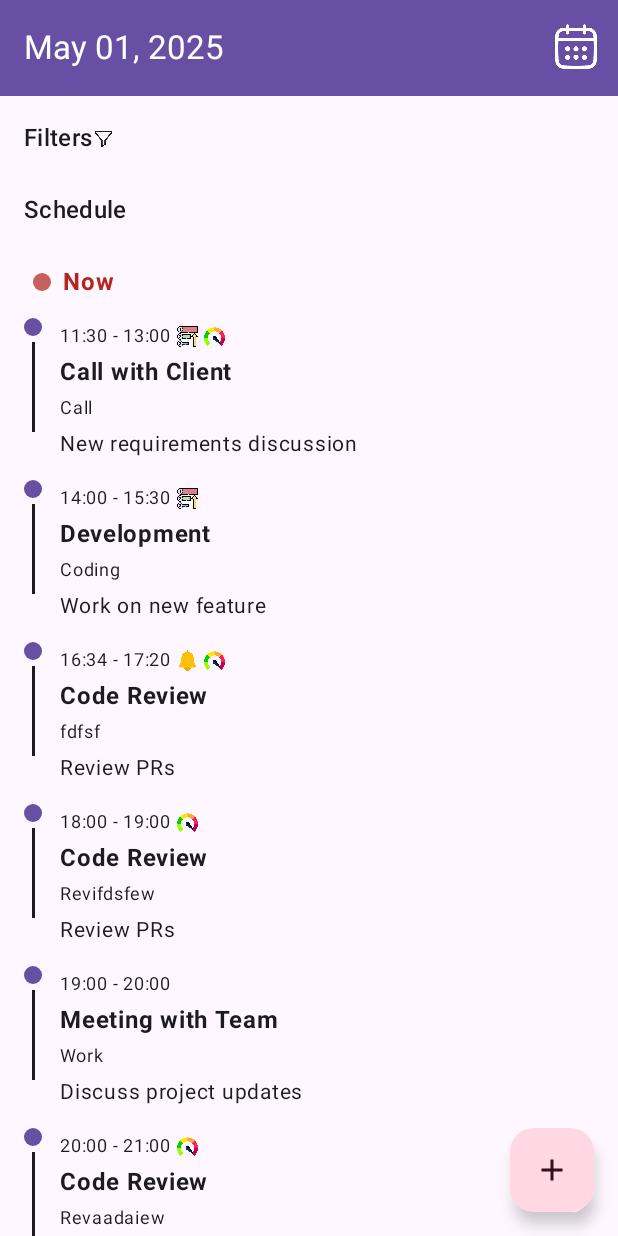
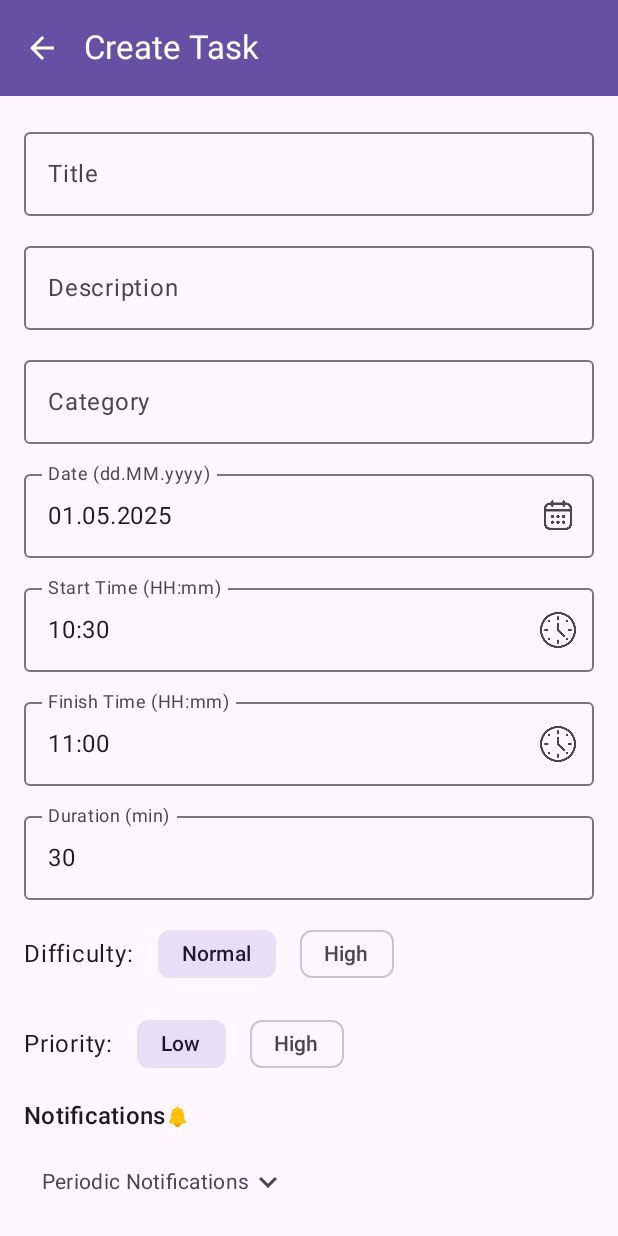
Before and after one commit to vladosik0/SchedulerApp, an Android app built with Jetpack Compose: the screen it shows after launch (MainActivity), on a phone screen of 412 x 824 dp. Run offline under Robolectric (Android 15) with nearby library versions, the phone set to English and light mode, and no system bars.

Commit message:
Add screen for editing/creating task

```diff
--- a/app/src/main/java/com/vladosik0/schedulerapp/MainActivity.kt
+++ b/app/src/main/java/com/vladosik0/schedulerapp/MainActivity.kt
@@ -8,7 +8,7 @@ import androidx.compose.foundation.layout.fillMaxSize
 import androidx.compose.material3.MaterialTheme
 import androidx.compose.material3.Surface
 import androidx.compose.ui.Modifier
-import com.vladosik0.schedulerapp.presentation.screens.DateScreen
+import com.vladosik0.schedulerapp.presentation.screens.TaskEditScreen
 import com.vladosik0.schedulerapp.ui.theme.SchedulerAppTheme
 
 class MainActivity : ComponentActivity() {
@@ -21,7 +21,7 @@ class MainActivity : ComponentActivity() {
                     modifier = Modifier.fillMaxSize(),
                     color = MaterialTheme.colorScheme.background
                 ) {
-                    SchedulerApp()
+                    TaskEditScreen()
                 }
             }
         }
--- a/app/src/main/java/com/vladosik0/schedulerapp/presentation/screens/DateScreen.kt
+++ b/app/src/main/java/com/vladosik0/schedulerapp/presentation/screens/DateScreen.kt
@@ -328,13 +328,13 @@ private fun parseTime(time: String): LocalTime = LocalTime.parse(time, timeForma
 // --- Check task status ---
 private fun getEventStatus(startAt: String, finishAt: String, now: LocalTime, selectedDate: LocalDate): EventStatus {
     val start = parseTime(startAt)
-    val end = parseTime(finishAt)
+    val finish = parseTime(finishAt)
 
     return when {
         selectedDate.isBefore(LocalDate.now()) -> EventStatus.PAST
         selectedDate.isAfter(LocalDate.now()) -> EventStatus.FUTURE
         now.isBefore(start) -> EventStatus.FUTURE
-        now.isAfter(end) -> EventStatus.PAST
+        now.isAfter(finish) -> EventStatus.PAST
         else -> EventStatus.CURRENT
     }
 }
@@ -357,7 +357,7 @@ enum class TimelineEvents() {
 // --- Class for timeline elements ---
 sealed class TimelineElement {
     data class TaskElement(val task: Task, val status: EventStatus) : TimelineElement()
-    data class FreeSlot(val start: String, val end: String, val status: EventStatus) : TimelineElement()
+    data class FreeSlot(val start: String, val finish: String, val status: EventStatus) : TimelineElement()
     object NowMarker : TimelineElement()
 }
 
@@ -419,7 +419,7 @@ fun TimelineListView(
                     )
                     is TimelineElement.FreeSlot -> FreeSlotItem(
                         startAt = element.start,
-                        finishAt = element.end,
+                        finishAt = element.finish,
                         status = element.status,
                         onClick = {}
                     )
@@ -685,7 +685,7 @@ fun buildTimelineElements(tasks: List<Task>, now: LocalTime, selectedDate: Local
             result.add(
                 TimelineElement.FreeSlot(
                     start = dayStart.toString(),
-                    end = firstStart.toString(),
+                    finish = firstStart.toString(),
                     status = eventStatus
                 )
             )
@@ -703,7 +703,7 @@ fun buildTimelineElements(tasks: List<Task>, now: LocalTime, selectedDate: Local
             result.add(
                 TimelineElement.FreeSlot(
                     start = previousEndTime.toString(),
-                    end = taskStart.toString(),
+                    finish = taskStart.toString(),
                     status = eventStatus
                 )
             )
@@ -730,7 +730,7 @@ fun buildTimelineElements(tasks: List<Task>, now: LocalTime, selectedDate: Local
         result.add(
             TimelineElement.FreeSlot(
                 start = previousEndTime.toString(),
-                end = dayEnd.toString(),
+                finish = dayEnd.toString(),
                 status = eventStatus
             )
         )
--- /dev/null
+++ b/app/src/main/java/com/vladosik0/schedulerapp/presentation/screens/TaskEditScreen.kt
@@ -0,0 +1,429 @@
+package com.vladosik0.schedulerapp.presentation.screens
+
+import android.annotation.SuppressLint
+import android.app.DatePickerDialog
+import android.app.TimePickerDialog
+import androidx.compose.animation.AnimatedVisibility
+import androidx.compose.animation.expandVertically
+import androidx.compose.animation.fadeIn
+import androidx.compose.animation.fadeOut
+import androidx.compose.animation.shrinkVertically
+import androidx.compose.foundation.Image
+import com.vladosik0.schedulerapp.R
+import androidx.compose.foundation.clickable
+import androidx.compose.foundation.layout.Arrangement
+import androidx.compose.foundation.layout.Box
+import androidx.compose.foundation.layout.Column
+import androidx.compose.foundation.layout.Row
+import androidx.compose.foundation.layout.Spacer
+import androidx.compose.foundation.layout.fillMaxWidth
+import androidx.compose.foundation.layout.height
+import androidx.compose.foundation.layout.padding
+import androidx.compose.foundation.layout.size
+import androidx.compose.foundation.rememberScrollState
+import androidx.compose.foundation.verticalScroll
+import androidx.compose.material.icons.Icons
+import androidx.compose.material.icons.automirrored.filled.ArrowBack
+import androidx.compose.material.icons.filled.Delete
+import androidx.compose.material3.Button
+import androidx.compose.material3.DropdownMenu
+import androidx.compose.material3.DropdownMenuItem
+import androidx.compose.material3.ExperimentalMaterial3Api
+import androidx.compose.material3.FilterChip
+import androidx.compose.material3.Icon
+import androidx.compose.material3.IconButton
+import androidx.compose.material3.MaterialTheme
+import androidx.compose.material3.OutlinedButton
+import androidx.compose.material3.OutlinedTextField
+import androidx.compose.material3.Scaffold
+import androidx.compose.material3.Text
+import androidx.compose.material3.TopAppBar
+import androidx.compose.material3.TopAppBarDefaults
+import androidx.compose.runtime.Composable
+import androidx.compose.runtime.getValue
+import androidx.compose.runtime.mutableStateOf
+import androidx.compose.runtime.remember
+import androidx.compose.runtime.saveable.rememberSaveable
+import androidx.compose.runtime.setValue
+import androidx.compose.ui.Alignment
+import androidx.compose.ui.Modifier
+import androidx.compose.ui.platform.LocalContext
+import androidx.compose.ui.res.painterResource
+import androidx.compose.ui.tooling.preview.Preview
+import androidx.compose.ui.unit.dp
+import com.vladosik0.schedulerapp.ui.theme.SchedulerAppTheme
+import java.time.LocalDate
+import java.time.LocalDateTime
+import java.time.LocalTime
+import java.time.format.DateTimeFormatter
+
+@SuppressLint("UnusedMaterial3ScaffoldPaddingParameter")
+@OptIn(ExperimentalMaterial3Api::class)
+@Composable
+fun TaskEditScreen(
+    initialTask: Task? = null,
+    date: LocalDate = LocalDate.now(),
+    startAt: String? = null,
+    areNotificationsExpanded: Boolean = true,
+    onSave: (Task) -> Unit = {},
+    onCancel: () -> Unit = {}
+) {
+    val now = remember { LocalDateTime.now() }
+
+    val topAppBarTitle = if (initialTask == null) "Create Task" else "Edit Task"
+
+    var title by rememberSaveable { mutableStateOf(initialTask?.title ?: "") }
+    var description by rememberSaveable { mutableStateOf(initialTask?.description ?: "") }
+    var category by rememberSaveable { mutableStateOf(initialTask?.category ?: "") }
+
+    var date by rememberSaveable {
+        mutableStateOf(initialTask?.let { LocalDate.parse(it.startAt.substring(0, 10)) } ?: date)
+    }
+    var notificationsExpanded by remember { mutableStateOf(areNotificationsExpanded) }
+
+    var startTime by rememberSaveable {
+        mutableStateOf(
+            when {
+                initialTask != null -> LocalTime.parse(initialTask.startAt.substring(11))
+                startAt != null -> LocalTime.parse(startAt)
+                else -> now.toLocalTime()
+            }
+        )
+    }
+    var finishTime by rememberSaveable {
+        mutableStateOf(initialTask?.let { LocalTime.parse(it.finishAt.substring(11)) } ?: now.toLocalTime().plusMinutes(30))
+    }
+
+    var difficulty by rememberSaveable { mutableStateOf(initialTask?.difficulty ?: Difficulty.NORMAL) }
+    var priority by rememberSaveable { mutableStateOf(initialTask?.priority ?: Priority.LOW) }
+    var duration by rememberSaveable { mutableStateOf(initialTask?.duration?.toString() ?: "30") }
+
+    Scaffold(
+        topBar = {
+            TopAppBar(
+                title = { Text(topAppBarTitle) }, navigationIcon = {
+                    IconButton(onClick = onCancel) {
+                        Icon(
+                            imageVector = Icons.AutoMirrored.Filled.ArrowBack,
+                            contentDescription = "Back",
+                            tint = MaterialTheme.colorScheme.onPrimary
+                        )
+                    }
+                }, colors = TopAppBarDefaults.topAppBarColors(
+                    containerColor = MaterialTheme.colorScheme.primary,
+                    titleContentColor = MaterialTheme.colorScheme.onPrimary
+                )
+            )
+        },
+    ) { paddingValues ->
+        Column(
+            modifier = Modifier
+                .verticalScroll(rememberScrollState())
+                .padding(paddingValues)
+                .padding(16.dp),
+            verticalArrangement = Arrangement.spacedBy(12.dp)
+        ) {
+            OutlinedTextField(
+                value = title,
+                onValueChange = { if (it.length <= 50) title = it },
+                label = { Text("Title") },
+                singleLine = true,
+                modifier = Modifier.fillMaxWidth()
+            )
+
+            OutlinedTextField(
+                value = description,
+                onValueChange = { if (it.length <= 500) description = it },
+                label = { Text("Description") },
+                modifier = Modifier.fillMaxWidth(),
+                maxLines = 5
+            )
+
+            OutlinedTextField(
+                value = category,
+                onValueChange = { if (it.length <= 50) category = it },
+                label = { Text("Category") },
+                singleLine = true,
+                modifier = Modifier.fillMaxWidth()
+            )
+
+            DatePickerField(date) { date = it }
+            TimePickerField("Start", startTime) { startTime = it }
+            TimePickerField("Finish", finishTime) { finishTime = it }
+
+            OutlinedTextField(
+                value = duration,
+                onValueChange = { if (it.all(Char::isDigit)) duration = it },
+                label = { Text("Duration (min)") },
+                singleLine = true,
+                modifier = Modifier.fillMaxWidth()
+            )
+
+            Row(
+                horizontalArrangement = Arrangement.spacedBy(16.dp),
+                verticalAlignment = Alignment.CenterVertically
+            ) {
+                Text("Difficulty:")
+                Difficulty.entries.forEach {
+                    FilterChip(selected = difficulty == it, onClick = { difficulty = it }, label = {
+                        Text(
+                            it.name.lowercase().replaceFirstChar(Char::uppercase)
+                        )
+                    })
+                }
+            }
+
+            Row(
+                horizontalArrangement = Arrangement.spacedBy(16.dp),
+                verticalAlignment = Alignment.CenterVertically
+            ) {
+                Text("Priority:")
+                Priority.entries.forEach {
+                    FilterChip(selected = priority == it, onClick = { priority = it }, label = {
+                        Text(
+                            it.name.lowercase().replaceFirstChar(Char::uppercase)
+                        )
+                    })
+                }
+            }
+
+            Row(
+                verticalAlignment = Alignment.CenterVertically,
+                modifier = Modifier
+                    .fillMaxWidth()
+                    .clickable { notificationsExpanded = !notificationsExpanded }
+            ) {
+                Text(
+                    text = "Notifications",
+                    style = MaterialTheme.typography.titleMedium,
+                    color = MaterialTheme.colorScheme.onSurface
+                )
+                Image(
+                    painter = painterResource(R.drawable.notification),
+                    contentDescription = if (notificationsExpanded) "Collapse Notifications" else "Expand Notifications",
+                    modifier = Modifier.size(14.dp)
+                )
+            }
+            AnimatedVisibility(
+                visible = notificationsExpanded,
+                enter = expandVertically() + fadeIn(),
+                exit = shrinkVertically() + fadeOut()
+            ) {
+                NotificationSettings()
+            }
+
+            Row(
+                modifier = Modifier.fillMaxWidth(), horizontalArrangement = Arrangement.SpaceAround
+            ) {
+                Button(onClick = onCancel) {
+                    Text("Cancel")
+                }
+                Button(onClick = {
+                    val startAt = "${date}T${startTime}"
+                    val finishAt = "${date}T${finishTime}"
+                    onSave(
+                        Task(
+                            id = initialTask?.id ?: 0,
+                            startAt = startAt,
+                            finishAt = finishAt,
+                            title = title,
+                            description = description.takeIf { it.isNotBlank() },
+                            category = category,
+                            duration = duration.toIntOrNull() ?: 0,
+                            difficulty = difficulty,
+                            priority = priority
+                        )
+                    )
+                }) {
+                    Text("Save")
+                }
+            }
+        }
+    }
+}
+
+@Composable
+fun DatePickerField(
+    selectedDate: LocalDate,
+    onDateSelected: (LocalDate) -> Unit
+) {
+    val context = LocalContext.current
+    val formatter = DateTimeFormatter.ofPattern("dd.MM.yyyy")
+    var text by remember { mutableStateOf(selectedDate.format(formatter)) }
+
+    OutlinedTextField(
+        value = text, onValueChange = {
+            text = it
+            runCatching {
+                val parsed = LocalDate.parse(it, formatter)
+                onDateSelected(parsed)
+            }
+        },
+        label = { Text("Date (dd.MM.yyyy)") },
+        trailingIcon = {
+            Icon(
+                painter = painterResource(R.drawable.calendar),
+                contentDescription = "Pick date",
+                modifier = Modifier
+                    .size(24.dp)
+                    .clickable {
+                        val datePicker = DatePickerDialog(
+                            context, { _, year, month, dayOfMonth ->
+                                val newDate = LocalDate.of(year, month + 1, dayOfMonth)
+                                text = newDate.format(formatter)
+                                onDateSelected(newDate)
+                            }, selectedDate.year, selectedDate.monthValue - 1, selectedDate.dayOfMonth
+                        )
+                        datePicker.show()
+                    })
+        },
+        singleLine = true,
+        modifier = Modifier.fillMaxWidth(),
+        readOnly = true
+    )
+}
+
+@Composable
+fun TimePickerField(
+    label: String,
+    selectedTime: LocalTime,
+    onTimeSelected: (LocalTime) -> Unit
+) {
+    val context = LocalContext.current
+    val formatter = DateTimeFormatter.ofPattern("HH:mm")
+    var text by remember { mutableStateOf(selectedTime.format(formatter)) }
+    OutlinedTextField(
+        value = text,
+        onValueChange = {
+            text = it
+            runCatching {
+                val parsed = LocalTime.parse(it, formatter)
+                onTimeSelected(parsed)
+            }
+        },
+        label = { Text("$label Time (HH:mm)") },
+        trailingIcon = {
+            Icon(
+                painter = painterResource(R.drawable.clock_create),
+                contentDescription = "Pick time",
+                modifier = Modifier
+                    .size(24.dp)
+                    .clickable {
+                        val timePicker = TimePickerDialog(
+                            context, { _, hour, minute ->
+                                val newTime = LocalTime.of(hour, minute)
+                                text = newTime.format(formatter)
+                                onTimeSelected(newTime)
+                            }, selectedTime.hour, selectedTime.minute, true
+                        )
+                        timePicker.show()
+                    })
+        },
+        singleLine = true,
+        modifier = Modifier.fillMaxWidth(),
+        readOnly = true
+    )
+}
+
+
+
+@Composable
+fun NotificationSettings(
+    periodicOptions: List<Int> = listOf(12, 24, 48),
+    selectedPeriodic: Int? = null,
+    onPeriodicChange: (Int?) -> Unit = {},
+    customTimes: List<LocalDateTime> = listOf<LocalDateTime>(),
+    onAddCustomTime: (LocalDateTime) -> Unit = {},
+    onRemoveCustomTime: (LocalDateTime) -> Unit = {}
+) {
+    var periodicDropdownExpanded by remember { mutableStateOf(false) }
+    var selectedDate by remember { mutableStateOf<LocalDate?>(null) }
+    var selectedTime by remember { mutableStateOf<LocalTime?>(null) }
+    var customNotificationsExpanded by remember { mutableStateOf(false) }
+    var periodicNotificationsExpanded by remember { mutableStateOf(false) }
+
+    Column(verticalArrangement = Arrangement.spacedBy(8.dp)) {
+        FilterLabel(
+            text = "Periodic Notifications",
+            expanded = periodicNotificationsExpanded
+        ) { periodicNotificationsExpanded = !periodicNotificationsExpanded}
+
+        AnimatedVisibility(visible = periodicNotificationsExpanded) {
+            Row(verticalAlignment = Alignment.CenterVertically) {
+                Text("Select Period:", modifier = Modifier.padding(end = 8.dp))
+                Box {
+                    OutlinedButton(onClick = { periodicDropdownExpanded = true }) {
+                        Text(selectedPeriodic?.let { "Every $it hours" } ?: "None")
+                    }
+                    DropdownMenu(expanded = periodicDropdownExpanded, onDismissRequest = { periodicDropdownExpanded = false }) {
+                        periodicOptions.forEach { hours ->
+                            DropdownMenuItem(
+                                text = { Text("Every $hours hours") },
+                                onClick = {
+                                    onPeriodicChange(hours)
+                                    periodicDropdownExpanded = false
+                                })
+                        }
+                    }
+                }
+            }
+        }
+
+        FilterLabel(
+            text = "Custom Notifications",
+            expanded = customNotificationsExpanded
+        ) { customNotificationsExpanded = !customNotificationsExpanded}
+
+        AnimatedVisibility(visible = customNotificationsExpanded) {
+            Column {
+                Column(verticalArrangement = Arrangement.spacedBy(4.dp)) {
+                    customTimes.forEach { dateTime ->
+                        Row(
+                            modifier = Modifier.fillMaxWidth(),
+                            horizontalArrangement = Arrangement.SpaceBetween,
+                            verticalAlignment = Alignment.CenterVertically
+                        ) {
+                            Text(dateTime.toString())
+                            IconButton(onClick = { onRemoveCustomTime(dateTime) }) {
+                                Icon(Icons.Default.Delete, contentDescription = "Remove")
+                            }
+                        }
+                    }
+                }
+
+                DatePickerField(
+                    selectedDate = selectedDate ?: LocalDate.now(),
+                    onDateSelected = { selectedDate = it })
+
+                Spacer(modifier = Modifier.height(8.dp))
+
+                TimePickerField(
+                    label = "Notification",
+                    selectedTime = selectedTime ?: LocalTime.now(),
+                    onTimeSelected = { selectedTime = it })
+
+                Spacer(modifier = Modifier.height(8.dp))
+
+                Button(
+                    onClick = {
+                        if (selectedDate != null && selectedTime != null) {
+                            onAddCustomTime(LocalDateTime.of(selectedDate!!, selectedTime!!))
+                            selectedDate = null
+                            selectedTime = null
+                        }
+                    }, enabled = selectedDate != null && selectedTime != null
+                ) {
+                    Text("Add Custom Time")
+                }
+            }
+        }
+    }
+}
+
+@Preview(showBackground = true)
+@Composable
+fun EditScreenPreview() {
+    SchedulerAppTheme {
+        TaskEditScreen { }
+    }
+}
```
Also changed, not shown: app/src/main/res/drawable/clock_create.png (added).
